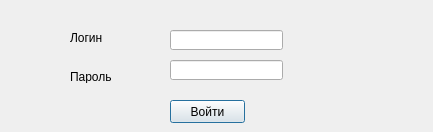
Qt form untitled_reg.ui (keregan/Active_staff_motivation_qt) before a commit.
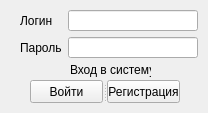
The same form after that commit.

Diff of the .ui file:
```diff
--- a/untitled_reg.ui
+++ b/untitled_reg.ui
@@ -1,76 +1,97 @@
 <?xml version="1.0" encoding="UTF-8"?>
 <ui version="4.0">
- <class>Dialog</class>
- <widget class="QDialog" name="Dialog">
+ <class>Win_reg</class>
+ <widget class="QWidget" name="Win_reg">
   <property name="geometry">
    <rect>
     <x>0</x>
     <y>0</y>
-    <width>433</width>
-    <height>132</height>
+    <width>208</width>
+    <height>113</height>
    </rect>
   </property>
+  <property name="minimumSize">
+   <size>
+    <width>208</width>
+    <height>113</height>
+   </size>
+  </property>
+  <property name="maximumSize">
+   <size>
+    <width>208</width>
+    <height>113</height>
+   </size>
+  </property>
   <property name="windowTitle">
    <string>Dialog</string>
   </property>
-  <widget class="QLabel" name="label">
+  <widget class="QWidget" name="layoutWidget">
    <property name="geometry">
     <rect>
-     <x>70</x>
-     <y>30</y>
-     <width>47</width>
-     <height>16</height>
+     <x>20</x>
+     <y>10</y>
+     <width>178</width>
+     <height>48</height>
     </rect>
    </property>
-   <property name="text">
-    <string>Логин</string>
-   </property>
+   <layout class="QFormLayout" name="formLayout">
+    <item row="0" column="0">
+     <widget class="QLabel" name="label">
+      <property name="text">
+       <string>Логин</string>
+      </property>
+     </widget>
+    </item>
+    <item row="0" column="1">
+     <widget class="QLineEdit" name="user_login"/>
+    </item>
+    <item row="1" column="0">
+     <widget class="QLabel" name="label_2">
+      <property name="text">
+       <string>Пароль</string>
+      </property>
+     </widget>
+    </item>
+    <item row="1" column="1">
+     <widget class="QLineEdit" name="user_password"/>
+    </item>
+   </layout>
   </widget>
-  <widget class="QLabel" name="label_2">
+  <widget class="QLabel" name="response_to_user">
    <property name="geometry">
     <rect>
      <x>70</x>
-     <y>70</y>
-     <width>47</width>
-     <height>13</height>
-    </rect>
-   </property>
-   <property name="text">
-    <string>Пароль</string>
-   </property>
-  </widget>
-  <widget class="QPushButton" name="pushButton">
-   <property name="geometry">
-    <rect>
-     <x>170</x>
-     <y>100</y>
-     <width>75</width>
-     <height>23</height>
-    </rect>
-   </property>
-   <property name="text">
-    <string>Войти</string>
-   </property>
-  </widget>
-  <widget class="QLineEdit" name="lineEdit">
-   <property name="geometry">
-    <rect>
-     <x>170</x>
-     <y>30</y>
-     <width>113</width>
-     <height>20</height>
-    </rect>
-   </property>
-  </widget>
-  <widget class="QLineEdit" name="lineEdit_2">
-   <property name="geometry">
-    <rect>
-     <x>170</x>
      <y>60</y>
-     <width>113</width>
+     <width>81</width>
      <height>20</height>
     </rect>
    </property>
+   <property name="text">
+    <string>Вход в систему</string>
+   </property>
+  </widget>
+  <widget class="QSplitter" name="splitter">
+   <property name="geometry">
+    <rect>
+     <x>30</x>
+     <y>80</y>
+     <width>150</width>
+     <height>23</height>
+    </rect>
+   </property>
+   <property name="orientation">
+    <enum>Qt::Horizontal</enum>
+   </property>
+   <widget class="QPushButton" name="login_button">
+    <property name="text">
+     <string>Войти</string>
+    </property>
+   </widget>
+   <widget class="QPushButton" name="register_button">
+    <property name="text">
+     <string>Регистрация</string>
+    </property>
+   </widget>
   </widget>
  </widget>
  <resources/>
```
Left out of the diff: 2 changed lines with no effect on the pictures.
